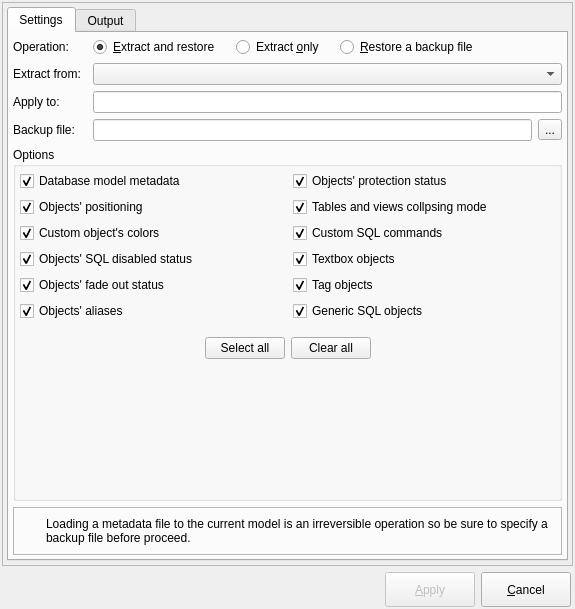
First picture: the form in libpgmodeler_ui/ui/metadatahandlingform.ui, repository pgmodeler/pgmodeler, before the edit.
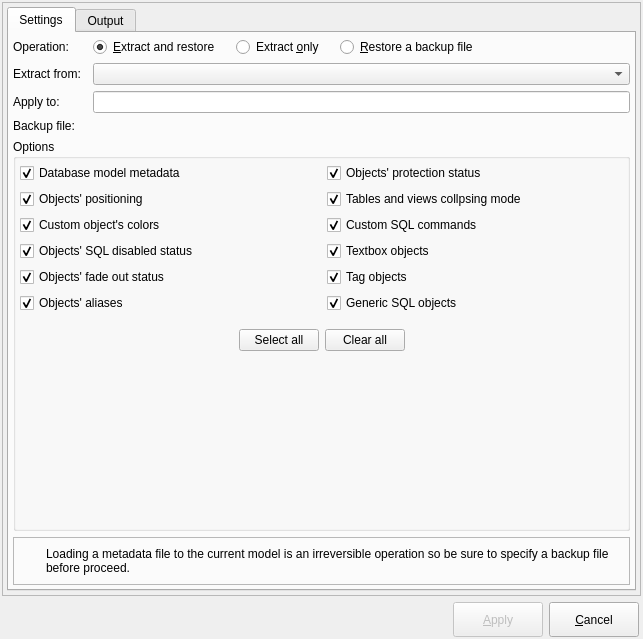
Second picture: the form after the edit. Icons and pictures are not drawn.

Commit message: Refactored MetadataHandlingForm in order to use FileSelectorWidget accordingly

Patch:
```diff
--- a/libpgmodeler_ui/ui/metadatahandlingform.ui
+++ b/libpgmodeler_ui/ui/metadatahandlingform.ui
@@ -6,8 +6,8 @@
    <rect>
     <x>0</x>
     <y>0</y>
-    <width>575</width>
-    <height>609</height>
+    <width>643</width>
+    <height>639</height>
    </rect>
   </property>
   <property name="windowTitle">
@@ -735,40 +735,6 @@
             </property>
            </widget>
           </item>
-          <item row="6" column="2">
-           <layout class="QHBoxLayout" name="horizontalLayout_3">
-            <item>
-             <widget class="QLineEdit" name="backup_file_edt">
-              <property name="clearButtonEnabled">
-               <bool>true</bool>
-              </property>
-             </widget>
-            </item>
-            <item>
-             <widget class="QToolButton" name="select_file_tb">
-              <property name="enabled">
-               <bool>true</bool>
-              </property>
-              <property name="toolTip">
-               <string>Select file</string>
-              </property>
-              <property name="text">
-               <string>...</string>
-              </property>
-              <property name="icon">
-               <iconset resource="../res/resources.qrc">
-                <normaloff>:/icones/icones/abrir.png</normaloff>:/icones/icones/abrir.png</iconset>
-              </property>
-              <property name="iconSize">
-               <size>
-                <width>22</width>
-                <height>22</height>
-               </size>
-              </property>
-             </widget>
-            </item>
-           </layout>
-          </item>
           <item row="3" column="2">
            <widget class="QComboBox" name="extract_from_cmb"/>
           </item>
```
Left out of the diff: 2 changed lines with no effect on the pictures. The commit also changes 2 other files.
